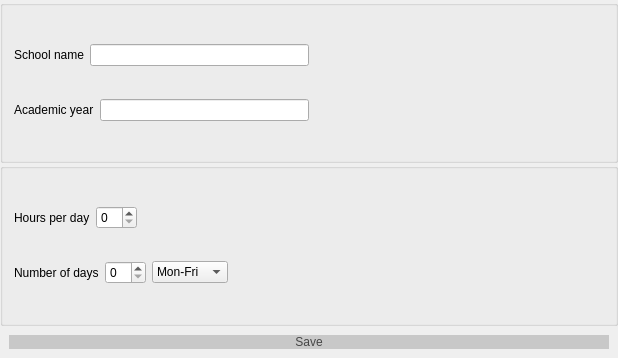
The window that Orar/OrarApp/InstituteDataView.ui (alexandrutm/UnivTimetable) describes before a commit, drawn with Qt 5.
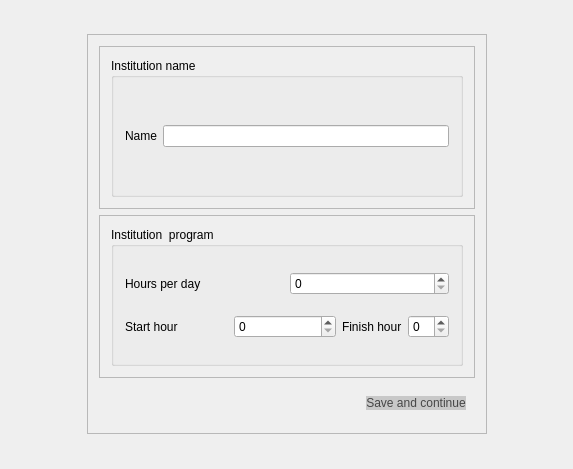
The same window after the commit. Icons and pictures are not drawn.

Commit message: Add class for displaying timetables

Diff of the .ui file:
```diff
--- a/Orar/OrarApp/InstituteDataView.ui
+++ b/Orar/OrarApp/InstituteDataView.ui
@@ -6,57 +6,80 @@
    <rect>
     <x>0</x>
     <y>0</y>
-    <width>618</width>
-    <height>358</height>
+    <width>573</width>
+    <height>469</height>
    </rect>
   </property>
   <property name="windowTitle">
    <string>ThirdPage</string>
   </property>
+  <layout class="QHBoxLayout" name="horizontalLayout_11">
+   <item>
   <layout class="QGridLayout" name="gridLayout_3">
-   <property name="leftMargin">
-    <number>0</number>
-   </property>
-   <property name="topMargin">
-    <number>0</number>
-   </property>
-   <property name="rightMargin">
-    <number>0</number>
-   </property>
-   <property name="bottomMargin">
-    <number>0</number>
-   </property>
-   <property name="spacing">
-    <number>0</number>
-   </property>
-   <item row="0" column="0">
-    <widget class="QGroupBox" name="groupBox">
+     <item row="0" column="1">
+      <spacer name="verticalSpacer_2">
+       <property name="orientation">
+        <enum>Qt::Vertical</enum>
+       </property>
+       <property name="sizeHint" stdset="0">
+        <size>
+         <width>20</width>
+         <height>40</height>
+        </size>
+       </property>
+      </spacer>
+     </item>
+     <item row="1" column="0">
+      <spacer name="horizontalSpacer">
+       <property name="orientation">
+        <enum>Qt::Horizontal</enum>
+       </property>
+       <property name="sizeHint" stdset="0">
+        <size>
+         <width>40</width>
+         <height>20</height>
+        </size>
+       </property>
+      </spacer>
+     </item>
+     <item row="1" column="1">
+      <widget class="QFrame" name="frame_3">
+       <property name="minimumSize">
+        <size>
+         <width>400</width>
+         <height>400</height>
+        </size>
+       </property>
+       <property name="frameShape">
+        <enum>QFrame::StyledPanel</enum>
+       </property>
+       <property name="frameShadow">
+        <enum>QFrame::Raised</enum>
+       </property>
+       <layout class="QVBoxLayout" name="verticalLayout">
+        <item>
+         <widget class="QFrame" name="frame">
+          <property name="frameShape">
+           <enum>QFrame::StyledPanel</enum>
+          </property>
+          <property name="frameShadow">
+           <enum>QFrame::Raised</enum>
+          </property>
+          <layout class="QHBoxLayout" name="horizontalLayout_8">
+           <item>
+            <widget class="QGroupBox" name="Institute">
      <property name="title">
-      <string/>
+              <string>Institution name</string>
      </property>
      <layout class="QHBoxLayout" name="horizontalLayout_5">
       <item>
        <layout class="QGridLayout" name="gridLayout">
-        <item row="1" column="0">
-         <layout class="QHBoxLayout" name="horizontalLayout">
-          <item>
-           <widget class="QLabel" name="AcademicYearLabel">
-            <property name="text">
-             <string>Academic year</string>
-            </property>
-           </widget>
-          </item>
-          <item>
-           <widget class="QLineEdit" name="AcademicYear"/>
-          </item>
-         </layout>
-        </item>
         <item row="0" column="0">
          <layout class="QHBoxLayout" name="horizontalLayout_2">
           <item>
            <widget class="QLabel" name="ShoolNameLabel">
             <property name="text">
-             <string>School name</string>
+                     <string>Name</string>
             </property>
            </widget>
           </item>
@@ -65,44 +88,28 @@
           </item>
          </layout>
         </item>
-        <item row="0" column="1">
-         <spacer name="horizontalSpacer_5">
-          <property name="orientation">
-           <enum>Qt::Horizontal</enum>
-          </property>
-          <property name="sizeHint" stdset="0">
-           <size>
-            <width>40</width>
-            <height>20</height>
-           </size>
-          </property>
-         </spacer>
-        </item>
-        <item row="1" column="1">
-         <spacer name="horizontalSpacer">
-          <property name="orientation">
-           <enum>Qt::Horizontal</enum>
-          </property>
-          <property name="sizeHint" stdset="0">
-           <size>
-            <width>40</width>
-            <height>20</height>
-           </size>
-          </property>
-         </spacer>
-        </item>
-       </layout>
+               </layout>
+              </item>
+             </layout>
+            </widget>
       </item>
      </layout>
     </widget>
    </item>
-   <item row="1" column="0">
+        <item>
+         <widget class="QFrame" name="frame_2">
+          <property name="frameShape">
+           <enum>QFrame::StyledPanel</enum>
+          </property>
+          <property name="frameShadow">
+           <enum>QFrame::Raised</enum>
+          </property>
+          <layout class="QHBoxLayout" name="horizontalLayout_9">
+           <item>
     <widget class="QGroupBox" name="groupBox_2">
      <property name="title">
-      <string/>
-     </property>
-     <layout class="QHBoxLayout" name="horizontalLayout_6">
-      <item>
+              <string>Institution  program</string>
+             </property>
        <layout class="QGridLayout" name="gridLayout_2">
         <item row="0" column="0">
          <layout class="QHBoxLayout" name="horizontalLayout_3">
@@ -116,64 +123,31 @@
           <item>
            <widget class="QSpinBox" name="HoursPerDay"/>
           </item>
-          <item>
-           <spacer name="horizontalSpacer_2">
-            <property name="orientation">
-             <enum>Qt::Horizontal</enum>
-            </property>
-            <property name="sizeHint" stdset="0">
-             <size>
-              <width>40</width>
-              <height>20</height>
-             </size>
-            </property>
-           </spacer>
-          </item>
-         </layout>
-        </item>
-        <item row="1" column="0">
-         <layout class="QHBoxLayout" name="horizontalLayout_4">
+               </layout>
+              </item>
+              <item row="3" column="0">
+               <layout class="QHBoxLayout" name="horizontalLayout_6">
           <item>
-           <widget class="QLabel" name="label_2">
+                 <widget class="QLabel" name="label_3">
             <property name="text">
-             <string>Number of days</string>
+                   <string>Start hour</string>
             </property>
            </widget>
           </item>
           <item>
-           <widget class="QSpinBox" name="DaysPerWeek"/>
+                 <widget class="QSpinBox" name="mStartHour"/>
           </item>
           <item>
-           <widget class="QComboBox" name="comboBox_3">
+                 <layout class="QHBoxLayout" name="horizontalLayout_10">
             <item>
+                   <widget class="QLabel" name="label_4">
              <property name="text">
-              <string>Mon-Fri</string>
-             </property>
-            </item>
-            <item>
-             <property name="text">
-              <string>Sun-Thu</string>
-             </property>
-            </item>
-            <item>
-             <property name="text">
-              <string>Sat-Wed</string>
-             </property>
-            </item>
+                     <string>Finish hour</string>
+                    </property>
            </widget>
           </item>
           <item>
-           <spacer name="horizontalSpacer_3">
-            <property name="orientation">
-             <enum>Qt::Horizontal</enum>
-            </property>
-            <property name="sizeHint" stdset="0">
-             <size>
-              <width>40</width>
-              <height>20</height>
-             </size>
-            </property>
-           </spacer>
+                   <widget class="QSpinBox" name="mFinishHour"/>
           </item>
          </layout>
         </item>
@@ -182,7 +156,10 @@
      </layout>
     </widget>
    </item>
-   <item row="2" column="0">
+          </layout>
+         </widget>
+        </item>
+        <item>
     <layout class="QHBoxLayout" name="horizontalLayout_7">
      <property name="leftMargin">
       <number>9</number>
@@ -197,7 +174,23 @@
       <number>9</number>
      </property>
      <item>
-      <widget class="QPushButton" name="Next">
+           <spacer name="horizontalSpacer_3">
+            <property name="orientation">
+             <enum>Qt::Horizontal</enum>
+            </property>
+            <property name="sizeHint" stdset="0">
+             <size>
+              <width>40</width>
+              <height>20</height>
+             </size>
+            </property>
+           </spacer>
+          </item>
+          <item>
+           <widget class="QPushButton" name="mSave">
+            <property name="layoutDirection">
+             <enum>Qt::RightToLeft</enum>
+            </property>
        <property name="styleSheet">
         <string notr="true">QPushButton{
 	font: 75 11pt &quot;Times New Roman&quot;;
@@ -211,9 +204,50 @@
 }</string>
        </property>
        <property name="text">
-        <string>Save</string>
-       </property>
-      </widget>
+             <string>Save and continue</string>
+            </property>
+            <property name="icon">
+             <iconset resource="OrarApp.qrc">
+              <normaloff>:/Buttons/img/arrow-rightOrange.png</normaloff>:/Buttons/img/arrow-rightOrange.png</iconset>
+            </property>
+            <property name="iconSize">
+             <size>
+              <width>16</width>
+              <height>16</height>
+             </size>
+            </property>
+           </widget>
+          </item>
+         </layout>
+        </item>
+       </layout>
+      </widget>
+     </item>
+     <item row="1" column="2">
+      <spacer name="horizontalSpacer_2">
+       <property name="orientation">
+        <enum>Qt::Horizontal</enum>
+       </property>
+       <property name="sizeHint" stdset="0">
+        <size>
+         <width>40</width>
+         <height>20</height>
+        </size>
+       </property>
+      </spacer>
+     </item>
+     <item row="2" column="1">
+      <spacer name="verticalSpacer">
+       <property name="orientation">
+        <enum>Qt::Vertical</enum>
+       </property>
+       <property name="sizeHint" stdset="0">
+        <size>
+         <width>20</width>
+         <height>40</height>
+        </size>
+       </property>
+      </spacer>
      </item>
     </layout>
    </item>
```
Left out of the diff: 4 changed lines with no effect on the pictures. Lines whose indentation alone changed are shown as unchanged. The commit also changes 11 other files.
